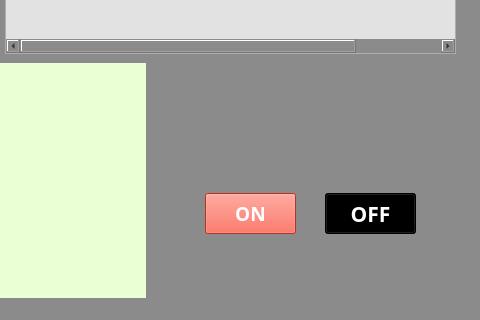
Old version of the form Principal.ui in the repository diegocarreno01/InterfazSensores; both pictures show x 205 to 685 and y 246 to 566 of the 685 by 566 pixel window.
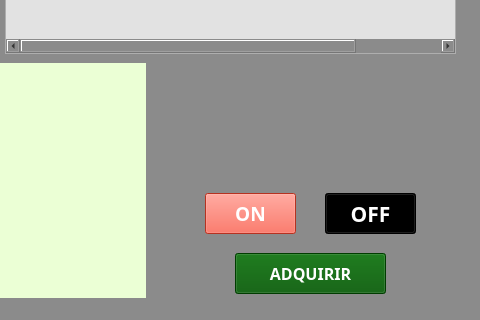
New version of the form. Icons and pictures are not drawn.

Diff of the .ui file:
```diff
--- a/Principal.ui
+++ b/Principal.ui
@@ -388,6 +388,32 @@
      <string>OFF</string>
     </property>
    </widget>
+   <widget class="QPushButton" name="ADQUIRIR">
+    <property name="geometry">
+     <rect>
+      <x>440</x>
+      <y>480</y>
+      <width>151</width>
+      <height>41</height>
+     </rect>
+    </property>
+    <property name="font">
+     <font>
+      <family>Rockwell Extra Bold</family>
+      <pointsize>12</pointsize>
+      <weight>75</weight>
+      <bold>true</bold>
+     </font>
+    </property>
+    <property name="styleSheet">
+     <string notr="true">background-color: rgb(0, 85, 0);
+color: rgb(255, 255, 255);
+border-top-color: rgb(255, 255, 255);</string>
+    </property>
+    <property name="text">
+     <string>ADQUIRIR</string>
+    </property>
+   </widget>
    <zorder>Button01</zorder>
    <zorder>Label01</zorder>
    <zorder>Button04</zorder>
```
Left out of the diff: 1 changed line with no effect on the pictures.
